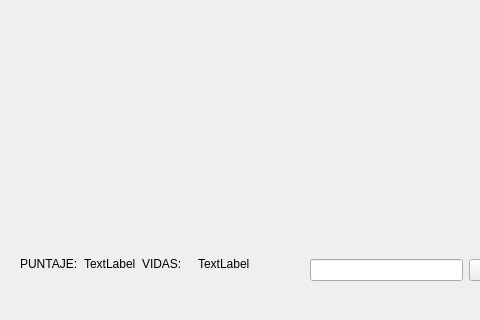
The window that KYLLERFLYER/mainwindow.ui (diegodiaz2/Proyecto-Final) describes before a commit, drawn with Qt 5; both pictures show x 0 to 480 and y 395 to 715 of the 1000 by 715 pixel window.
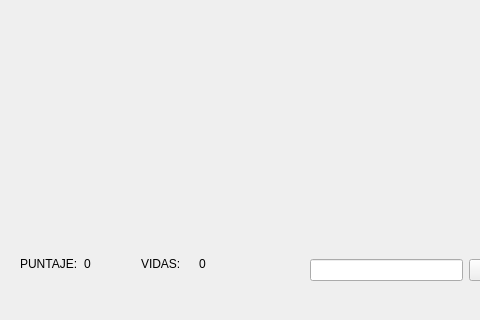
The same window after the commit.

```diff
--- a/KYLLERFLYER/mainwindow.ui
+++ b/KYLLERFLYER/mainwindow.ui
@@ -34,7 +34,7 @@
      <item>
       <widget class="QLabel" name="label_2">
        <property name="text">
-        <string>TextLabel</string>
+        <string>0</string>
        </property>
       </widget>
      </item>
@@ -48,7 +48,7 @@
      <item>
       <widget class="QLabel" name="label_4">
        <property name="text">
-        <string>TextLabel</string>
+        <string>0</string>
        </property>
       </widget>
      </item>
```
